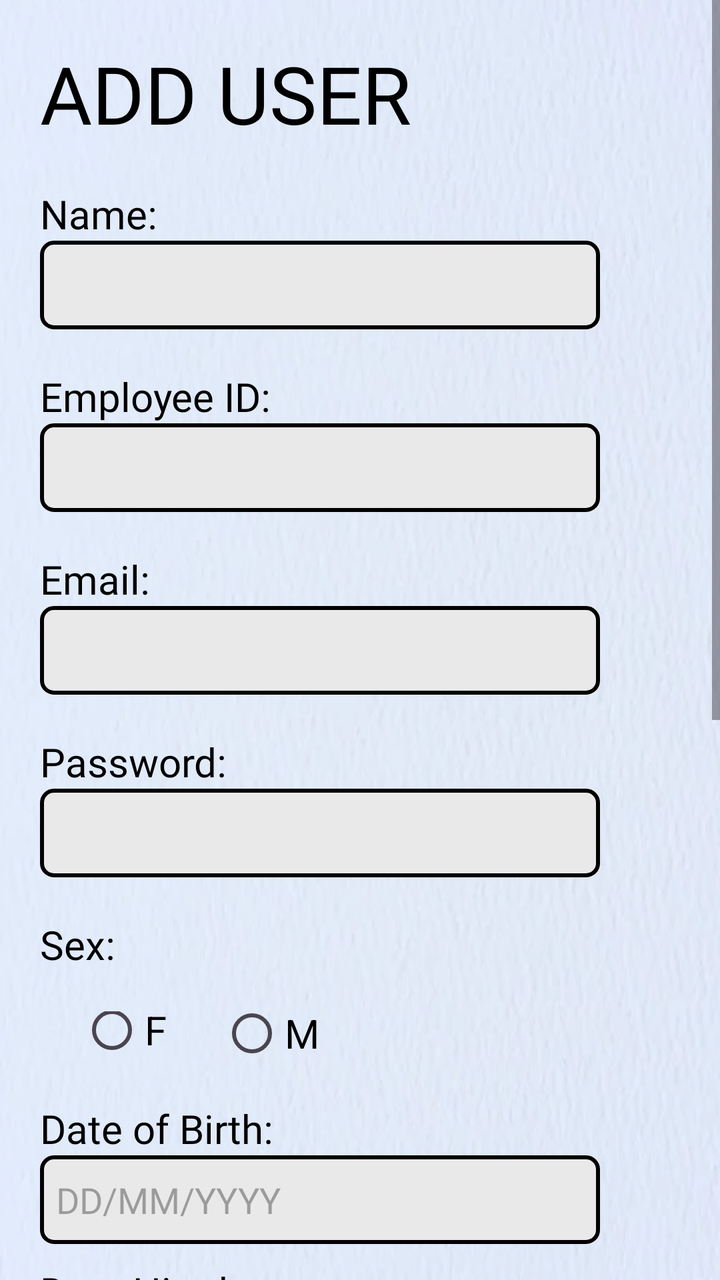
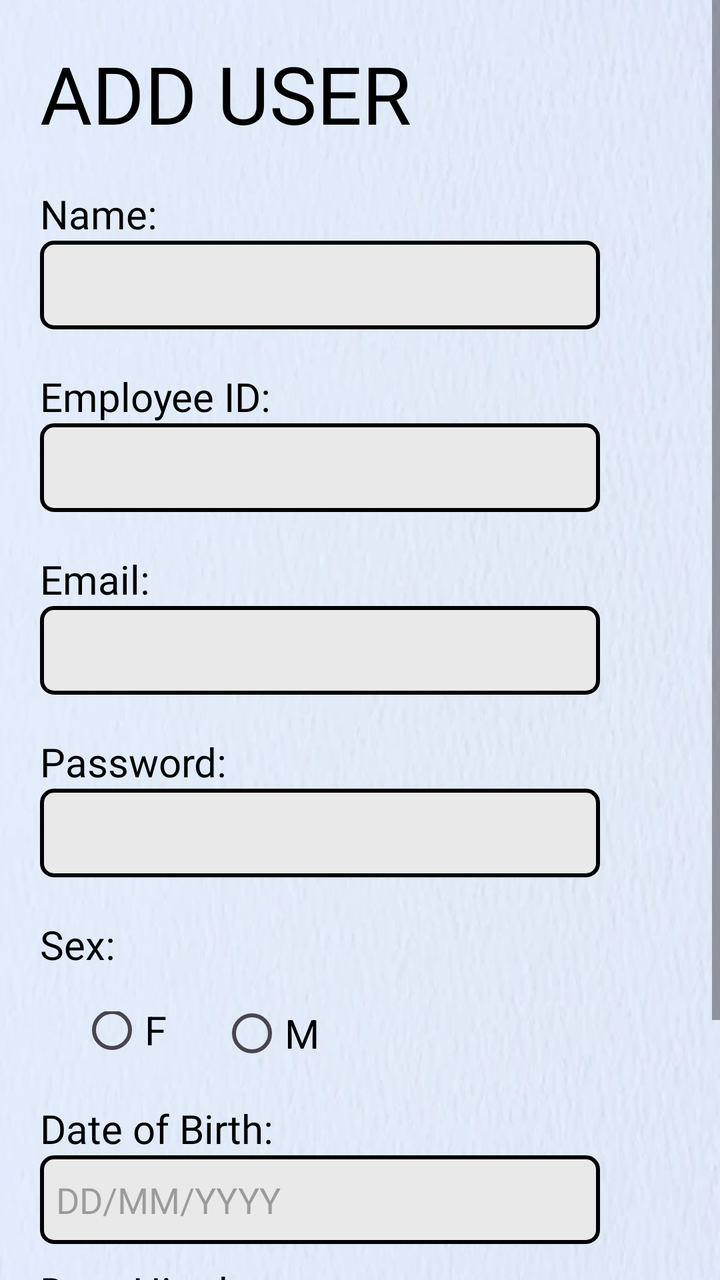

The first picture is an Android layout as it rendered before a commit; the second is the same layout after the commit. The layout source and the unified diff follow.
<!-- AndroidManifest.xml: application theme Theme.FinalsApplication -->
<!-- res/layout/user_add.xml -->
<?xml version="1.0" encoding="utf-8"?>
<RelativeLayout xmlns:android="http://schemas.android.com/apk/res/android"
    android:layout_width="match_parent"
    android:layout_height="match_parent"
    xmlns:app="http://schemas.android.com/apk/res-auto"
    android:background="@drawable/textured_background">


    <ScrollView
        android:layout_width="match_parent"
        android:layout_height="match_parent">

        <LinearLayout
            android:layout_width="match_parent"
            android:layout_height="wrap_content"
            android:orientation="vertical" >

            <TextView
                android:id="@+id/textViewAddUser"
                android:textColor="@color/black"
                android:layout_width="match_parent"
                android:layout_height="wrap_content"
                android:text="ADD USER"
                android:fontFamily="@font/roboto_bold"
                android:textSize="40sp"
                android:layout_marginStart="20dp"
                android:layout_marginTop="20dp"/>

        <LinearLayout
            android:layout_width="match_parent"
            android:layout_height="match_parent"
            android:orientation="vertical">

            <TextView
                android:id="@+id/textViewNameAU"
                android:layout_width="match_parent"
                android:layout_height="wrap_content"
                android:textColor="@color/black"
                android:text="Name:"
                android:fontFamily="@font/roboto_regular"
                android:textSize="20sp"
                android:layout_marginStart="20dp"
                android:layout_marginTop="20dp"/>

            <EditText
                android:id="@+id/editTextNameAU"
                android:layout_width="match_parent"
                android:layout_height="wrap_content"
                android:textColor="@color/black"
                android:ems="10"
                android:inputType="text"
                android:background="@drawable/square_button_colored_border"
                android:layout_marginLeft="20dp"
                android:layout_marginRight="60dp"
                android:paddingTop="10dp"
                android:paddingLeft="8dp"
                android:paddingBottom="10dp"/>
            <TextView
                android:id="@+id/textViewEmployeeIDAU"
                android:layout_width="match_parent"
                android:layout_height="wrap_content"
                android:textColor="@color/black"
                android:text="Employee ID:"
                android:fontFamily="@font/roboto_regular"
                android:textSize="20sp"
                android:layout_marginStart="20dp"
                android:layout_marginTop="20dp"/>

            <EditText
                android:id="@+id/editTextEmployeeIDAU"
                android:layout_width="match_parent"
                android:layout_height="wrap_content"
                android:ems="10"
                android:inputType="text"
                android:textColor="@color/black"
                android:background="@drawable/square_button_colored_border"
                android:layout_marginLeft="20dp"
                android:layout_marginRight="60dp"
                android:paddingTop="10dp"
                android:paddingLeft="8dp"
                android:paddingBottom="10dp"/>

            <TextView
                android:id="@+id/textViewEmailAU"
                android:layout_width="match_parent"
                android:layout_height="wrap_content"
                android:text="Email:"
                android:textColor="@color/black"
                android:fontFamily="@font/roboto_regular"
                android:textSize="20sp"
                android:layout_marginStart="20dp"
                android:layout_marginTop="20dp"/>

            <EditText
                android:id="@+id/editTextEmailAU"
                android:layout_width="match_parent"
                android:layout_height="wrap_content"
                android:ems="10"
                android:textColor="@color/black"
                android:background="@drawable/square_button_colored_border"
                android:layout_marginLeft="20dp"
                android:paddingTop="10dp"
                android:paddingLeft="8dp"
                android:layout_marginRight="60dp"
                android:paddingBottom="10dp"/>

            <TextView
                android:id="@+id/textViewPasswordAU"
                android:layout_width="match_parent"
                android:layout_height="wrap_content"
                android:text="Password:"
                android:textColor="@color/black"
                android:fontFamily="@font/roboto_regular"
                android:textSize="20sp"
                android:layout_marginStart="20dp"
                android:layout_marginTop="20dp"/>

            <EditText
                android:id="@+id/editTextPasswordAU"
                android:layout_width="match_parent"
                android:layout_height="wrap_content"
                android:ems="10"
                android:textColor="@color/black"
                android:inputType="textPassword"
                android:paddingTop="10dp"
                android:paddingLeft="8dp"
                android:background="@drawable/square_button_colored_border"
                android:layout_marginLeft="20dp"
                android:layout_marginRight="60dp"
                android:paddingBottom="10dp" />

            <TextView
                android:id="@+id/textViewSexAU"
                android:layout_width="213dp"
                android:layout_height="wrap_content"
                android:layout_marginStart="20dp"
                android:textColor="@color/black"
                android:layout_marginTop="20dp"
                android:fontFamily="@font/roboto_regular"
                android:text="Sex:"
                android:textSize="20sp" />

                <RadioGroup
                    android:id="@+id/radioButtonSex"
                    android:layout_width="wrap_content"
                    android:layout_height="wrap_content"
                    android:layout_marginLeft="20dp"
                    android:layout_marginTop="20dp">

                    <RadioButton
                        android:id="@+id/radioButtonA4"
                        android:textColor="@color/black"
                        android:layout_width="wrap_content"
                        android:layout_height="wrap_content"
                        android:layout_marginLeft="20dp"
                        android:layout_marginTop="-15dp"
                        android:text="F"
                        android:textSize="20sp"/>

                    <RadioButton
                        android:id="@+id/radioButtonB4"
                        android:textColor="@color/black"
                        android:layout_width="wrap_content"
                        android:layout_height="wrap_content"
                        android:layout_marginLeft="90dp"
                        android:layout_marginTop="-46.5dp"
                        android:text="M"
                        android:textSize="20sp"/>
                </RadioGroup>
            </LinearLayout>

        <LinearLayout
            android:layout_width="match_parent"
            android:layout_height="match_parent"
            android:orientation="vertical">

            <TextView
                android:id="@+id/textViewBirthDateAU"
                android:textColor="@color/black"
                android:layout_width="match_parent"
                android:layout_height="wrap_content"
                android:text="Date of Birth:"
                android:fontFamily="@font/roboto_regular"
                android:textSize="20sp"
                android:layout_marginStart="20dp"
                android:layout_marginTop="10dp"/>

            <EditText
                android:id="@+id/editTextBirthDateAU"
                android:textColor="@color/black"
                android:layout_width="match_parent"
                android:layout_height="wrap_content"
                android:ems="10"
                android:hint="DD/MM/YYYY"
                android:fontFamily="@font/roboto_light"
                android:background="@drawable/square_button_colored_border"
                android:layout_marginLeft="20dp"
                android:layout_marginRight="60dp"
                android:paddingTop="10dp"
                android:paddingLeft="8dp"
                android:paddingBottom="10dp"/>

        </LinearLayout>

            <LinearLayout
                android:layout_width="match_parent"
                android:layout_height="match_parent"
                android:orientation="vertical">

                <TextView
                    android:id="@+id/textViewDateHiredAU"
                    android:textColor="@color/black"
                    android:layout_width="match_parent"
                    android:layout_height="wrap_content"
                    android:text="Date Hired:"
                    android:fontFamily="@font/roboto_regular"
                    android:textSize="20sp"
                    android:layout_marginStart="20dp"
                    android:layout_marginTop="10dp"/>

                <EditText
                    android:id="@+id/editTextDateHiredAU"
                    android:textColor="@color/black"
                    android:layout_width="match_parent"
                    android:layout_height="wrap_content"
                    android:ems="10"
                    android:hint="DD/MM/YYYY"
                    android:fontFamily="@font/roboto_light"
                    android:background="@drawable/square_button_colored_border"
                    android:layout_marginLeft="20dp"
                    android:layout_marginRight="60dp"
                    android:paddingTop="10dp"
                    android:paddingLeft="8dp"
                    android:paddingBottom="10dp"/>

            </LinearLayout>

            <LinearLayout
            android:layout_width="match_parent"
            android:layout_height="match_parent"
            android:orientation="vertical">

            <TextView
                android:id="@+id/textViewProfilePictureAu"
                android:textColor="@color/black"
                android:layout_width="match_parent"
                android:layout_height="wrap_content"
                android:layout_marginStart="20dp"
                android:layout_marginTop="20dp"
                android:text="Profile Picture:"
                android:fontFamily="@font/roboto_regular"
                android:textSize="20sp"/>

                <ImageView
                    android:id="@+id/imageView"
                    android:layout_width="262dp"
                    android:layout_height="239dp"
                    android:layout_gravity="center_horizontal"
                    android:src="@drawable/custom_upload_picture_icon" />

                <Button
                android:id="@+id/buttonUploadPictureAU"
                android:layout_width="wrap_content"
                android:layout_height="wrap_content"
                android:text="Upload Picture"
                android:textColor="@color/black"
                android:layout_marginLeft="127dp"/>

        </LinearLayout>

        <LinearLayout
            android:layout_width="match_parent"
            android:layout_height="100dip"

            android:layout_alignParentBottom="true"
            android:background="#a8b4d8">

            <ImageButton
                android:id="@+id/imageButtonBackVT1"
                android:layout_width="76dp"
                android:layout_height="60dp"
                android:layout_marginStart="20dp"
                android:background="?android:attr/selectableItemBackground"
                android:layout_gravity="bottom"
                android:layout_marginBottom="20dp"
                android:scaleType="fitCenter"
                android:src="@drawable/arrowleft" />

            <Button
                android:id="@+id/buttonSubmitVT1"
                android:layout_width="100dp"
                android:layout_height="60dp"
                android:layout_marginStart="170dp"
                android:layout_marginTop="25dp"
                android:layout_marginBottom="20dp"
                android:background="@drawable/rounded_button"
                android:fontFamily="@font/roboto_light"
                android:scaleType="fitCenter"
                android:text="Save"
                android:textColor="@color/white"
                app:backgroundTint="#1e5180" />
        </LinearLayout>
         </LinearLayout>
    </ScrollView>
</RelativeLayout>
<!-- resources referenced by this layout -->
<resources>
  <color name="black">#000000</color>
  <color name="white">#FFFFFFFF</color>
  <!-- drawable arrowleft: png bitmap (drawable, 16559 bytes) -->
  <!-- drawable custom_upload_picture_icon: png bitmap (drawable, 24730 bytes) -->
  <!-- drawable rounded_button (drawable) -->
  <?xml version="1.0" encoding="utf-8"?>
  <layer-list xmlns:android="http://schemas.android.com/apk/res/android">
  
      <item>
          <shape>
              <corners android:radius="51dp" /> 
              <solid android:color="#1e5180" />
          </shape>
      </item>
  
      <item android:left="51dp">
          <shape>
              <solid android:color="#1e5180" />
              <corners android:radius="51dp" /> 
              <corners android:topRightRadius="51dp"
                  android:topLeftRadius="51dp"
                  android:bottomRightRadius="51dp"
                  android:bottomLeftRadius="51dp"/>
          </shape>
      </item>
  
      <item>
          <shape>
              
              <corners android:radius="51dp" /> 
              <solid android:color="@android:color/transparent" />
              <stroke
                  android:width="1dp"
                  android:color="#1e5180" />
          </shape>
      </item>
  </layer-list>
  <!-- drawable square_button_colored_border (drawable) -->
  <?xml version="1.0" encoding="utf-8"?>
  <layer-list xmlns:android="http://schemas.android.com/apk/res/android">
  
      <item>
          <shape>
              <corners android:radius="6dp" />
              <solid android:color="#e9e9e9" />
          </shape>
      </item>
  
      <item
          android:left="34dp">
  
          <shape>
              <solid android:color="#e9e9e9" />
              <corners android:radius="6dp"
                  android:topRightRadius="6dp"
                  android:topLeftRadius="5dp"
                  android:bottomRightRadius="6dp"
                  android:bottomLeftRadius="0dp"/>
          </shape>
      </item>
      <item>
          <shape>
              
              <corners android:radius="6dp" />
              <solid android:color="@android:color/transparent" />
              <stroke
                  android:width="2dp"
                  android:color="#000000" />
          </shape>
      </item>
  </layer-list>
  <!-- drawable textured_background: png bitmap (drawable, 258989 bytes) -->
  <style name="Theme.FinalsApplication" parent="Base.Theme.FinalsApplication" />
  <style name="Base.Theme.FinalsApplication" parent="Theme.Material3.DayNight.NoActionBar">
          
          
          <item name="android:statusBarColor">#00000000</item>
      </style>
</resources>

<!-- the commit's change to res/layout/user_add.xml (unified diff, before → after) -->
@@ -235,38 +235,7 @@
 
             </LinearLayout>
 
-            <LinearLayout
-            android:layout_width="match_parent"
-            android:layout_height="match_parent"
-            android:orientation="vertical">
-
-            <TextView
-                android:id="@+id/textViewProfilePictureAu"
-                android:textColor="@color/black"
-                android:layout_width="match_parent"
-                android:layout_height="wrap_content"
-                android:layout_marginStart="20dp"
-                android:layout_marginTop="20dp"
-                android:text="Profile Picture:"
-                android:fontFamily="@font/roboto_regular"
-                android:textSize="20sp"/>
-
-                <ImageView
-                    android:id="@+id/imageView"
-                    android:layout_width="262dp"
-                    android:layout_height="239dp"
-                    android:layout_gravity="center_horizontal"
-                    android:src="@drawable/custom_upload_picture_icon" />
-
-                <Button
-                android:id="@+id/buttonUploadPictureAU"
-                android:layout_width="wrap_content"
-                android:layout_height="wrap_content"
-                android:text="Upload Picture"
-                android:textColor="@color/black"
-                android:layout_marginLeft="127dp"/>
-
-        </LinearLayout>
+
 
         <LinearLayout
             android:layout_width="match_parent"
<!-- resource entries referenced after the edit -->
@@ -3,7 +3,6 @@
   <color name="black">#000000</color>
   <color name="white">#FFFFFFFF</color>
   <!-- drawable arrowleft: png bitmap (drawable, 16559 bytes) -->
-  <!-- drawable custom_upload_picture_icon: png bitmap (drawable, 24730 bytes) -->
   <!-- drawable rounded_button (drawable) -->
   <?xml version="1.0" encoding="utf-8"?>
   <layer-list xmlns:android="http://schemas.android.com/apk/res/android">
